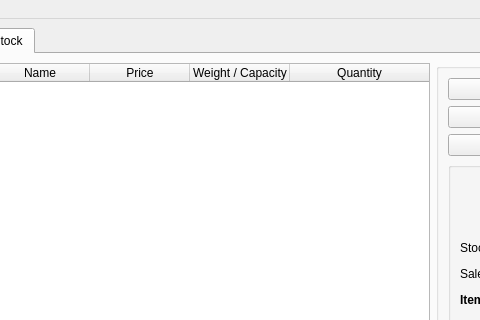
First picture: the form in src/ui/stock_manager.ui, repository krivahtoo/stockmanager, before the edit; both pictures show x 131 to 611 and y 0 to 320 of the 799 by 492 pixel window.
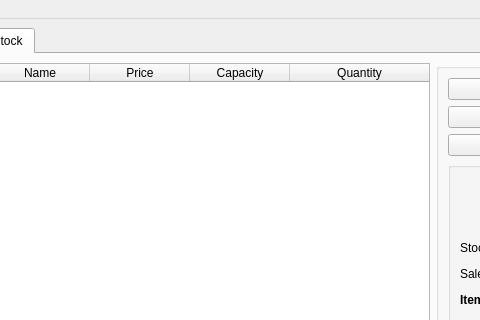
Second picture: the form after the edit. The open tabs and pages were chosen to show the change. Icons and pictures are not drawn.

```diff
--- a/src/ui/stock_manager.ui
+++ b/src/ui/stock_manager.ui
@@ -480,7 +480,7 @@
           </column>
           <column>
            <property name="text">
-            <string>Weight / Capacity</string>
+            <string>Capacity</string>
            </property>
           </column>
           <column>
```
Left out of the diff: 60 changed lines with no effect on the pictures.
